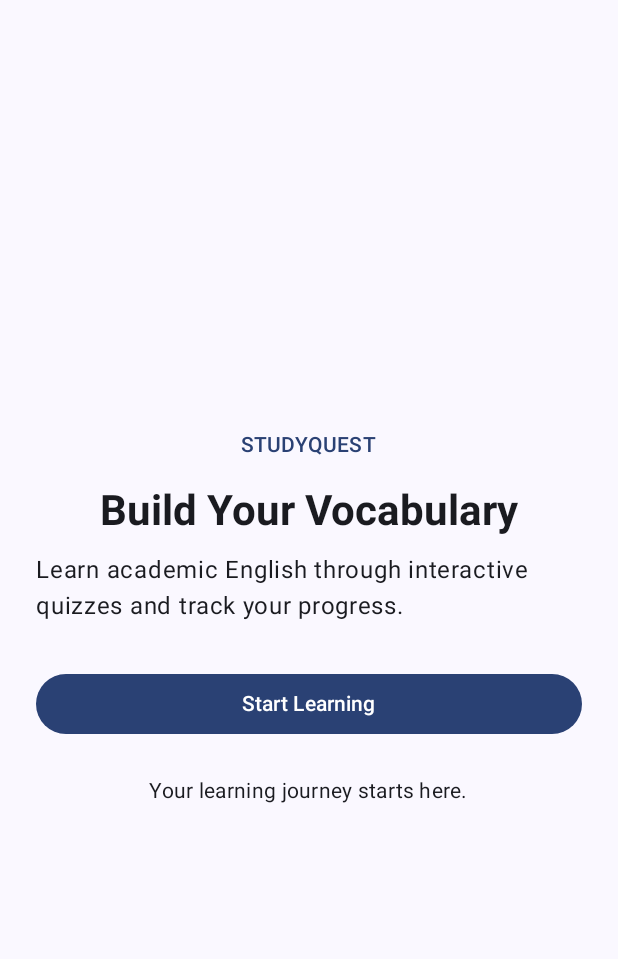
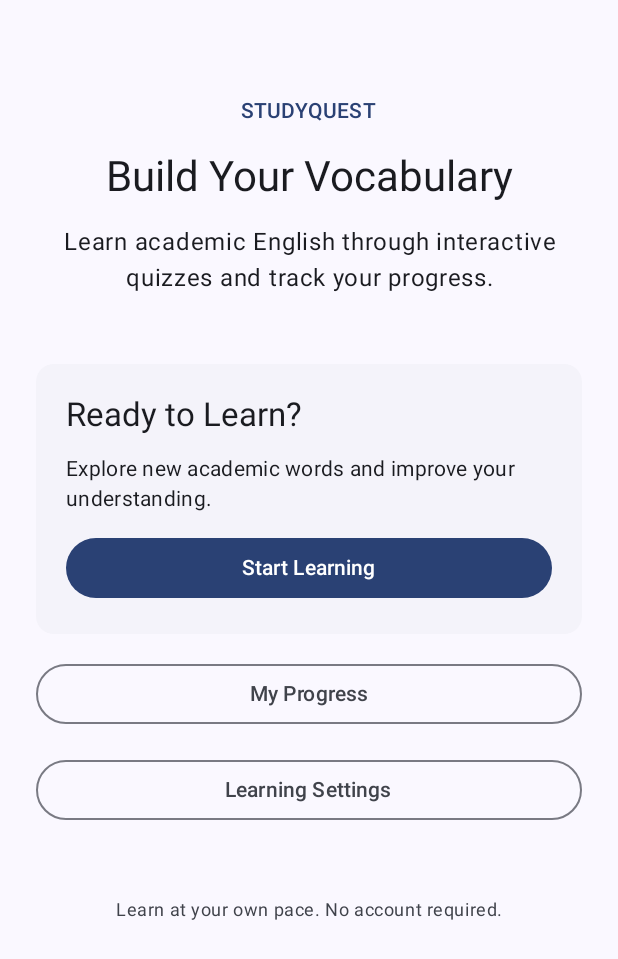
Before and after one commit to Sunghayo/CP3406-StudyQuest, an Android app built with Jetpack Compose: the LandingScreen screen opened through its navigation route, on a phone screen of 412 x 824 dp. Shown: the top 959 px of the screen. Run offline under Robolectric (Android 15) with nearby library versions, the phone set to English and light mode, and no system bars.

Commit message:
Add settings and statistics screens with navigation

```diff
--- a/app/src/main/java/com/example/studyquest/ui/home/LandingScreen.kt
+++ b/app/src/main/java/com/example/studyquest/ui/home/LandingScreen.kt
@@ -2,47 +2,73 @@
 package com.example.studyquest.ui.home
 
 import androidx.compose.foundation.layout.*
+import androidx.compose.foundation.rememberScrollState
+import androidx.compose.foundation.verticalScroll
 import androidx.compose.material3.*
 import androidx.compose.runtime.Composable
 import androidx.compose.ui.Alignment
 import androidx.compose.ui.Modifier
-import androidx.compose.ui.text.font.FontWeight
+import androidx.compose.ui.text.style.TextAlign
 import androidx.compose.ui.unit.dp
 
 @Composable
 fun LandingScreen(
     onStartLearning: () -> Unit,
+    onOpenSettings: () -> Unit,
+    onOpenStatistics: () -> Unit,
+    largeTextEnabled: Boolean,
     modifier: Modifier = Modifier
 ) {
     Column(
         modifier = modifier
             .fillMaxSize()
+            .verticalScroll(rememberScrollState())
             .padding(24.dp),
-        verticalArrangement = Arrangement.Center,
+        verticalArrangement = Arrangement.spacedBy(16.dp),
         horizontalAlignment = Alignment.CenterHorizontally
     ) {
+        Spacer(modifier = Modifier.height(24.dp))
+
         Text(
             text = "STUDYQUEST",
             style = MaterialTheme.typography.labelLarge,
             color = MaterialTheme.colorScheme.primary
         )
 
-        Spacer(modifier = Modifier.height(16.dp))
-
         Text(
             text = "Build Your Vocabulary",
-            style = MaterialTheme.typography.headlineMedium,
-            fontWeight = FontWeight.Bold
+            style = if (largeTextEnabled) {
+                MaterialTheme.typography.headlineLarge
+            } else {
+                MaterialTheme.typography.headlineMedium
+            },
+            textAlign = TextAlign.Center
         )
-
-        Spacer(modifier = Modifier.height(12.dp))
 
         Text(
             text = "Learn academic English through interactive quizzes and track your progress.",
-            style = MaterialTheme.typography.bodyLarge
+            style = MaterialTheme.typography.bodyLarge,
+            textAlign = TextAlign.Center
         )
 
-        Spacer(modifier = Modifier.height(32.dp))
+        Spacer(modifier = Modifier.height(16.dp))
+
+        ElevatedCard(
+            modifier = Modifier.fillMaxWidth()
+        ) {
+            Column(
+                modifier = Modifier.padding(20.dp),
+                verticalArrangement = Arrangement.spacedBy(12.dp)
+            ) {
+                Text(
+                    text = "Ready to Learn?",
+                    style = MaterialTheme.typography.titleLarge
+                )
+
+                Text(
+                    text = "Explore new academic words and improve your understanding.",
+                    style = MaterialTheme.typography.bodyMedium
+                )
 
                 Button(
                     onClick = onStartLearning,
@@ -50,12 +76,30 @@ fun LandingScreen(
                 ) {
                     Text("Start Learning")
                 }
+            }
+        }
 
-        Spacer(modifier = Modifier.height(24.dp))
+        OutlinedButton(
+            onClick = onOpenStatistics,
+            modifier = Modifier.fillMaxWidth()
+        ) {
+            Text("My Progress")
+        }
+
+        OutlinedButton(
+            onClick = onOpenSettings,
+            modifier = Modifier.fillMaxWidth()
+        ) {
+            Text("Learning Settings")
+        }
+
+        Spacer(modifier = Modifier.height(16.dp))
 
         Text(
-            text = "Your learning journey starts here.",
-            style = MaterialTheme.typography.bodyMedium
+            text = "Learn at your own pace. No account required.",
+            style = MaterialTheme.typography.bodySmall,
+            color = MaterialTheme.colorScheme.onSurfaceVariant,
+            textAlign = TextAlign.Center
         )
     }
 }
--- a/app/src/main/java/com/example/studyquest/ui/navigation/StudyQuestNavHost.kt
+++ b/app/src/main/java/com/example/studyquest/ui/navigation/StudyQuestNavHost.kt
@@ -2,16 +2,24 @@
 package com.example.studyquest.ui.navigation
 
 import androidx.compose.runtime.Composable
+import androidx.compose.runtime.getValue
+import androidx.compose.runtime.mutableStateOf
+import androidx.compose.runtime.setValue
+import androidx.compose.runtime.saveable.rememberSaveable
 import androidx.compose.ui.Modifier
 import androidx.navigation.compose.NavHost
 import androidx.navigation.compose.composable
 import androidx.navigation.compose.rememberNavController
 import com.example.studyquest.ui.home.LandingScreen
 import com.example.studyquest.ui.quiz.QuizScreen
+import com.example.studyquest.ui.settings.SettingsScreen
+import com.example.studyquest.ui.statistics.StatisticsScreen
 
 private object Routes {
     const val HOME = "home"
     const val QUIZ = "quiz"
+    const val SETTINGS = "settings"
+    const val STATISTICS = "statistics"
 }
 
 @Composable
@@ -20,24 +28,58 @@ fun StudyQuestNavHost(
 ) {
     val navController = rememberNavController()
 
+    var difficulty by rememberSaveable {
+        mutableStateOf("Intermediate")
+    }
+
+    var largeTextEnabled by rememberSaveable {
+        mutableStateOf(false)
+    }
+
     NavHost(
         navController = navController,
         startDestination = Routes.HOME,
         modifier = modifier
     ) {
-
         composable(Routes.HOME) {
             LandingScreen(
                 onStartLearning = {
-                    navController.navigate(Routes.QUIZ) {
-                        launchSingleTop = true
-                    }
-                }
+                    navController.navigate(Routes.QUIZ)
+                },
+                onOpenSettings = {
+                    navController.navigate(Routes.SETTINGS)
+                },
+                onOpenStatistics = {
+                    navController.navigate(Routes.STATISTICS)
+                },
+                largeTextEnabled = largeTextEnabled
             )
         }
 
         composable(Routes.QUIZ) {
             QuizScreen(
+                difficulty = difficulty,
+                largeTextEnabled = largeTextEnabled,
+                onBack = {
+                    navController.popBackStack()
+                }
+            )
+        }
+
+        composable(Routes.SETTINGS) {
+            SettingsScreen(
+                difficulty = difficulty,
+                largeTextEnabled = largeTextEnabled,
+                onDifficultyChange = { difficulty = it },
+                onLargeTextChange = { largeTextEnabled = it },
+                onBack = {
+                    navController.popBackStack()
+                }
+            )
+        }
+
+        composable(Routes.STATISTICS) {
+            StatisticsScreen(
                 onBack = {
                     navController.popBackStack()
                 }
```
Also changed, not shown: app/src/main/java/com/example/studyquest/ui/quiz/QuizScreen.kt (+14 -1 lines), app/src/main/java/com/example/studyquest/ui/settings/SettingsScreen.kt (added, +124 -0 lines), app/src/main/java/com/example/studyquest/ui/statistics/StatisticsScreen.kt (added, +103 -0 lines). Lines whose indentation alone changed are shown as unchanged.
